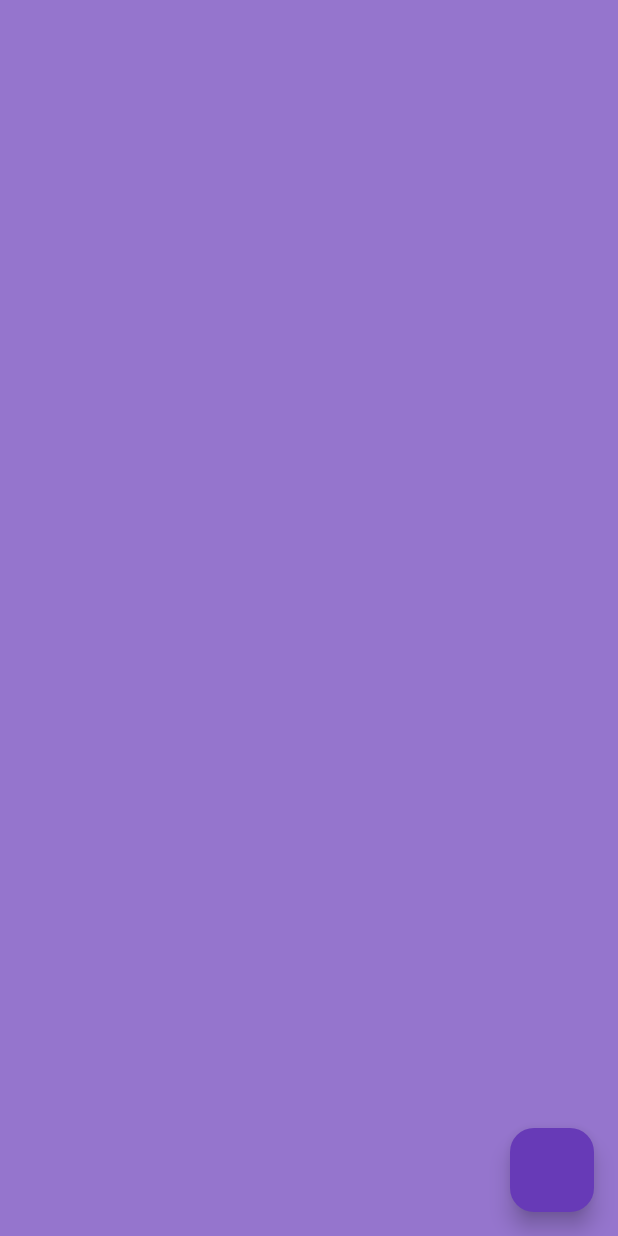
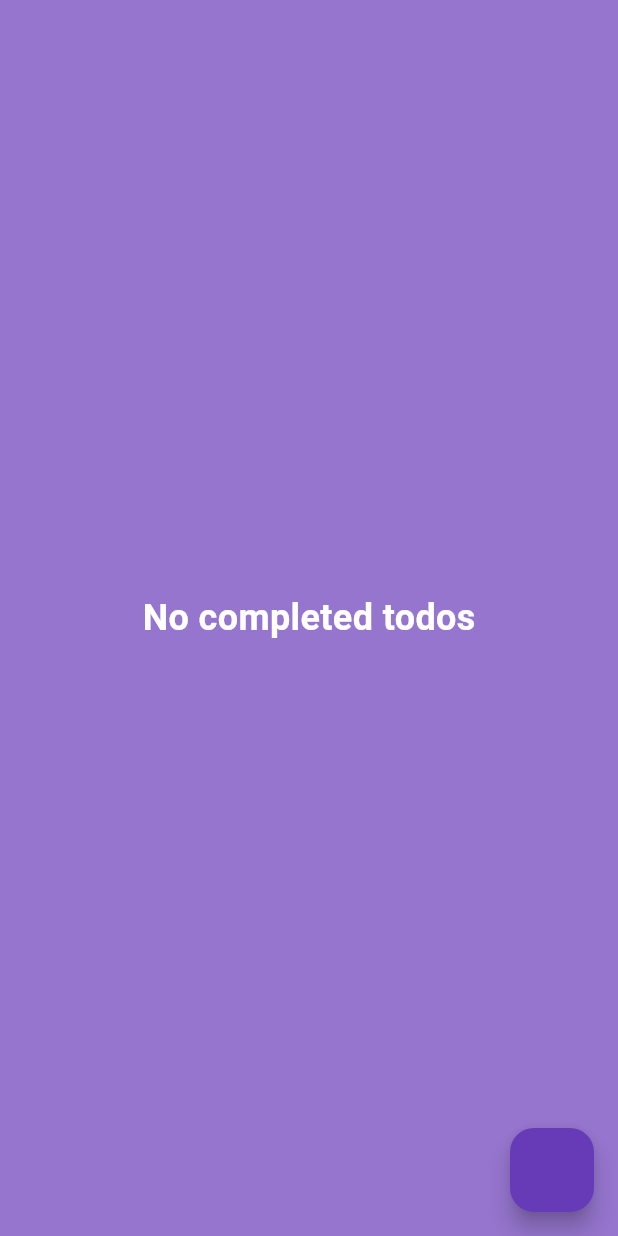
Before and after one commit to arikaran-13/todo, a Flutter app: the CompletedTasks screen opened by its route, on a phone screen of 412 x 824 dp. Run offline on Flutter 3.47's test engine with Material 3 defaults, Android fonts, the phone set to English and light mode, and no system bars; our stand-ins replace flutter_local_notifications, hive, hive_flutter, logger, timezone; accounts and stored records are empty.

Commit message:
Added app icon and added empty screen view for both completed and incompleted todos

```diff
--- a/lib/pages/widgets/completed_tasks.dart
+++ b/lib/pages/widgets/completed_tasks.dart
@@ -1,5 +1,6 @@
 import 'package:flutter/material.dart';
 import 'package:provider/provider.dart';
+import 'package:todo/models/todo.dart';
 
 import '../../provider/task_provider.dart';
 import '../../routes/routes.dart';
@@ -25,15 +26,7 @@ class _CompletedTasksState extends State<CompletedTasks> {
               onTap: (){
                 taskProvider.toggleLongPressStatusForAllSelectedTasks();
               },
-              child: ListView.builder(
-                itemCount: completedTodos.length,
-                itemBuilder: (context,index){
-                  return TodoTile(
-                    todo: completedTodos[index],
-                    taskProvider: taskProvider,
-                  );
-                },
-              ),
+              child: buildScaffoldBodyBasedOnCompleteTodos(completedTodos, taskProvider)
             ),
             floatingActionButton: FloatingActionButton(
                 onPressed: (){
@@ -49,4 +42,28 @@ class _CompletedTasksState extends State<CompletedTasks> {
         }
     );
   }
+
+  Widget buildScaffoldBodyBasedOnCompleteTodos(List<Todo>completedTodos,TaskProvider taskProvider){
+    if(completedTodos.isEmpty){
+      return const Center(
+          child: Text(
+            "No completed todos",
+            style: TextStyle(
+                color: Colors.white,
+                fontSize: 24.0,
+                fontWeight: FontWeight.bold
+            ),
+          )
+      );
+    }
+    return ListView.builder(
+      itemCount: completedTodos.length,
+      itemBuilder: (context,index){
+        return TodoTile(
+          todo: completedTodos[index],
+          taskProvider: taskProvider,
+        );
+      },
+    );
   }
+  }
```
Also changed, not shown: lib/pages/widgets/in_complete_tasks.dart (+49 -9 lines), pubspec.yaml (+8 -4 lines), assets/apple-touch-icon.png (added), assets/relax.png (added), pubspec.lock, 24 other files.
